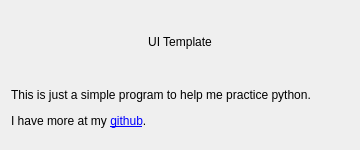
First picture: the form in about.ui, repository BrianHammond/Qt_Designer_Template, before the edit.
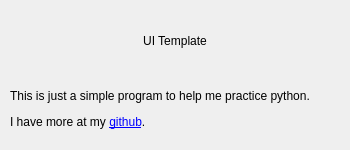
Second picture: the form after the edit. Icons and pictures are not drawn.

Commit message: changed about to qdialog

Patch:
```diff
--- a/about.ui
+++ b/about.ui
@@ -1,33 +1,15 @@
 <?xml version="1.0" encoding="UTF-8"?>
 <ui version="4.0">
- <class>Form</class>
- <widget class="QWidget" name="Form">
+ <class>Dialog</class>
+ <widget class="QDialog" name="Dialog">
   <property name="geometry">
    <rect>
     <x>0</x>
     <y>0</y>
-    <width>360</width>
+    <width>350</width>
     <height>150</height>
    </rect>
   </property>
-  <property name="sizePolicy">
-   <sizepolicy hsizetype="Fixed" vsizetype="Fixed">
-    <horstretch>0</horstretch>
-    <verstretch>0</verstretch>
-   </sizepolicy>
-  </property>
-  <property name="minimumSize">
-   <size>
-    <width>360</width>
-    <height>150</height>
-   </size>
-  </property>
-  <property name="maximumSize">
-   <size>
-    <width>360</width>
-    <height>150</height>
-   </size>
-  </property>
   <property name="windowTitle">
    <string>About</string>
   </property>
@@ -36,6 +18,18 @@
     <normaloff>icon/ms_icon.jpg</normaloff>icon/ms_icon.jpg</iconset>
   </property>
   <layout class="QVBoxLayout" name="verticalLayout">
+   <property name="leftMargin">
+    <number>10</number>
+   </property>
+   <property name="topMargin">
+    <number>10</number>
+   </property>
+   <property name="rightMargin">
+    <number>10</number>
+   </property>
+   <property name="bottomMargin">
+    <number>10</number>
+   </property>
    <item>
     <widget class="QLabel" name="label">
      <property name="sizePolicy">
```
The commit also changes 2 other files.
